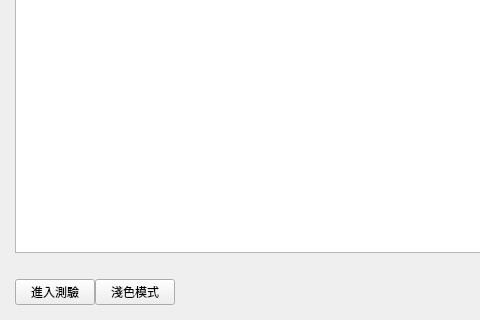
zombie5454/intro-to-oop-py-final, file UI/QtUI.ui: the form before one commit; both pictures show x 0 to 480 and y 252 to 572 of the 792 by 572 pixel window.
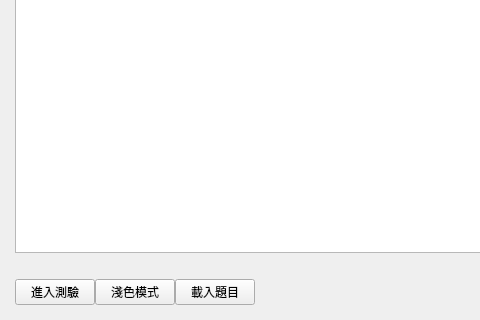
The form after the commit.

Diff of the .ui file:
```diff
--- a/UI/QtUI.ui
+++ b/UI/QtUI.ui
@@ -102,6 +102,16 @@
              </property>
             </widget>
            </item>
+           <item>
+            <widget class="QPushButton" name="loadQuesionButton">
+             <property name="cursor">
+              <cursorShape>PointingHandCursor</cursorShape>
+             </property>
+             <property name="text">
+              <string>載入題目</string>
+             </property>
+            </widget>
+           </item>
            <item>
             <spacer name="horizontalSpacer">
              <property name="orientation">
```
